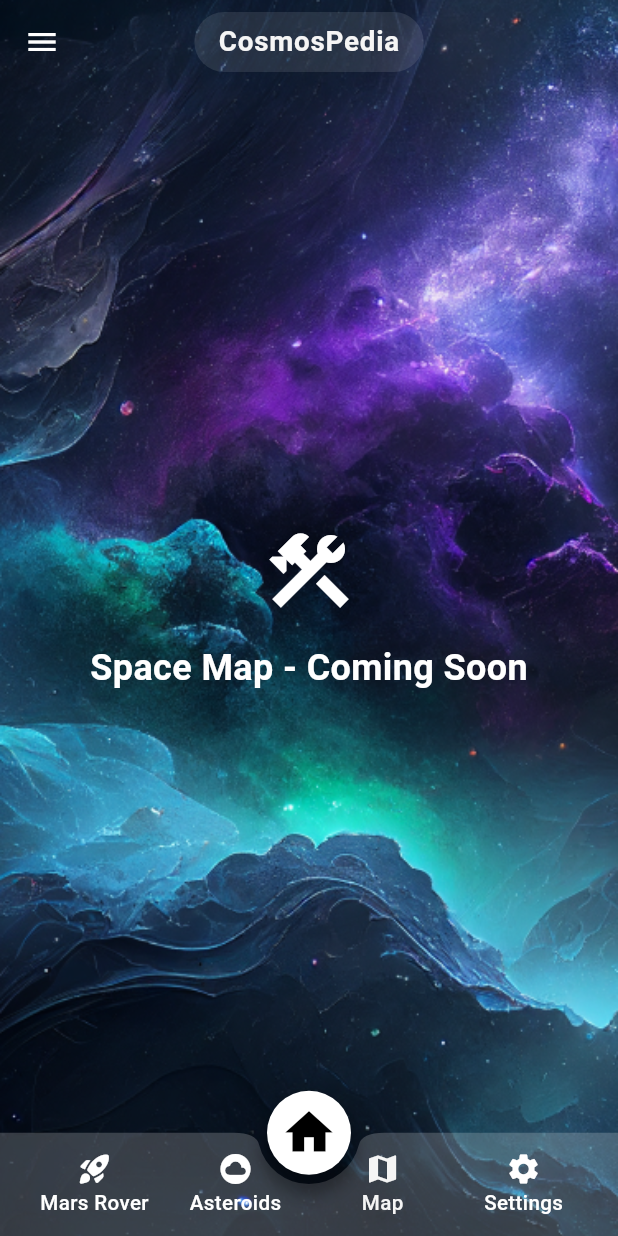
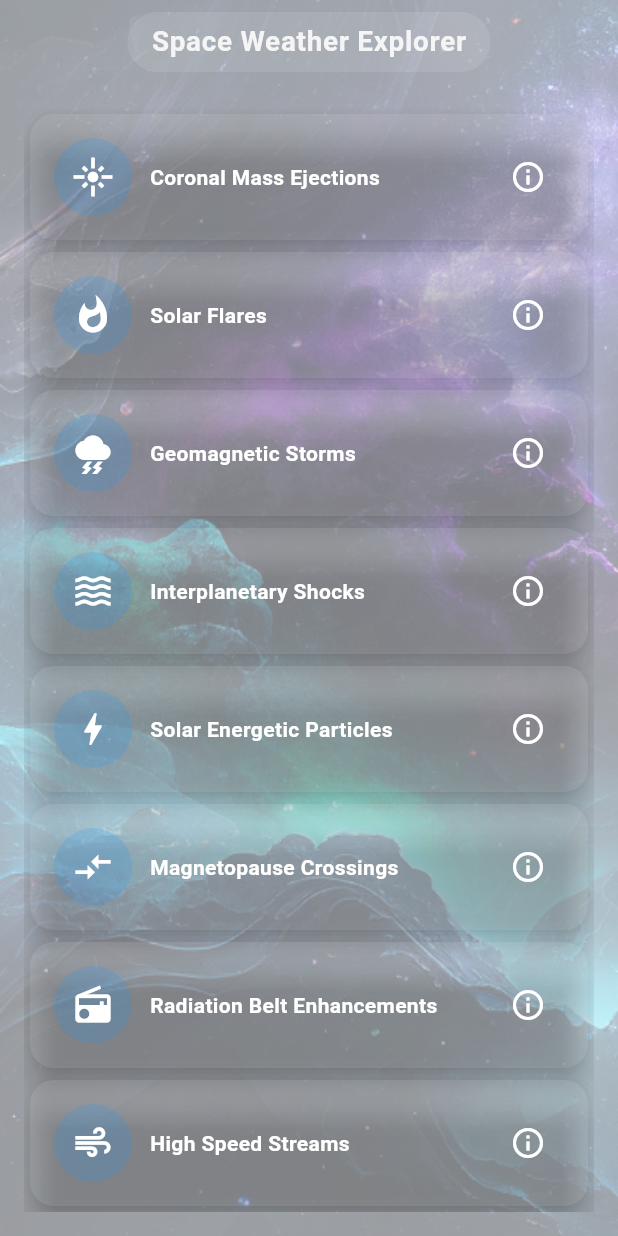
Before and after one commit to Vikas100702/Cosmospedia, a Flutter app: the HomeScreen screen opened directly, item 3 of the bottom bar chosen, on a phone screen of 412 x 824 dp. Run offline on Flutter 3.47's test engine with Material 3 defaults, Android fonts, the phone set to English and light mode, and no system bars; our stand-ins replace bloc, carousel_slider, equatable, file_picker, firebase_auth, firebase_core and 5 more; accounts and stored records are empty; network calls fail.

Commit message:
Adding space_weather_dashboard.dart

```diff
--- a/lib/blocs/home/home_state.dart
+++ b/lib/blocs/home/home_state.dart
@@ -2,7 +2,7 @@ import 'package:cosmospedia/data/models/apod.dart';
 import 'package:equatable/equatable.dart';
 
 enum HomeStatus { initial, loading, success, failure }
-enum CurrentScreen { home, marsRover, asteroids, map, settings }
+enum CurrentScreen { home, marsRover, asteroids, weather, settings }
 
 class HomeState extends Equatable {
   final HomeStatus status;
--- a/lib/data/models/mars/rover.dart
+++ b/lib/data/models/mars/rover.dart
@@ -10,7 +10,7 @@ class RoverModel extends Equatable {
   factory RoverModel.fromJson(Map<String, dynamic> json) {
     return RoverModel(
       photos: json['photos'] != null
-          ? List<Photos>.from(json['photos'].map((v) => Photos.fromJson(v)))
+          ? List<Photos>.from(json['photos'].weather((v) => Photos.fromJson(v)))
           : null,
     );
   }
--- a/lib/ui/components/bottom_navigation_bar/bottom_navigation_bar.dart
+++ b/lib/ui/components/bottom_navigation_bar/bottom_navigation_bar.dart
@@ -79,6 +79,7 @@ class CustomBottomNavigationBar extends StatelessWidget {
 // lib/ui/components/bottom_navigation_bar/bottom_navigation_bar.dart
 import 'package:cosmospedia/ui/screens/asteroids_screen/asteroids_screen.dart';
 import 'package:cosmospedia/ui/screens/rover_screen/rover_screen.dart';
+import 'package:cosmospedia/ui/screens/space_weather/space_weather_dashboard.dart';
 import 'package:cosmospedia/utils/size_config.dart';
 import 'package:flutter/material.dart';
 import 'package:flutter_bloc/flutter_bloc.dart';
@@ -145,12 +146,15 @@ class CustomBottomNavigationBar extends StatelessWidget {
               SizedBox(width: SizeConfig.width(1)),
               buildNavigationItem(
                 context,
-                Icons.map,
-                "Map",
-                state.currentScreen == CurrentScreen.map,
-                () => context
-                    .read<HomeBloc>()
-                    .add(SwitchScreen(CurrentScreen.map)),
+                Icons.cloud,
+                "Space Weather Explorer",
+                state.currentScreen == CurrentScreen.weather,
+                () => Navigator.push(
+                  context,
+                  MaterialPageRoute(
+                    builder: (context) => const SpaceWeatherDashboard(),
+                  ),
+                ),
               ),
               buildNavigationItem(
                 context,
--- a/lib/ui/screens/home_screen/home_screen.dart
+++ b/lib/ui/screens/home_screen/home_screen.dart
@@ -1,3 +1,4 @@
+import 'package:cosmospedia/ui/screens/asteroids_screen/asteroids_screen.dart';
 import 'package:cosmospedia/ui/screens/home_screen/home_content.dart';
 import 'package:cosmospedia/ui/screens/rover_screen/rover_screen.dart';
 import 'package:flutter/material.dart';
@@ -38,9 +39,9 @@ class HomeScreen extends StatelessWidget {
             currentScreen = const RoverScreen();
             break;
           case CurrentScreen.asteroids:
-            currentScreen = const ComingSoonScreen(title: "Weather");
+            currentScreen = const AsteroidsScreen();
             break;
-          case CurrentScreen.map:
+          case CurrentScreen.weather:
             currentScreen = const ComingSoonScreen(title: "Space Map");
             break;
           case CurrentScreen.settings:
--- /dev/null
+++ b/lib/ui/screens/space_weather/space_weather_dashboard.dart
@@ -0,0 +1,233 @@
+import 'package:cosmospedia/ui/components/custom_app_bar/custom_app_bar.dart';
+import 'package:cosmospedia/utils/app_colors.dart';
+import 'package:flutter/material.dart';
+
+class SpaceWeatherDashboard extends StatelessWidget {
+  const SpaceWeatherDashboard({super.key});
+
+  @override
+  Widget build(BuildContext context) {
+    final screenSize = MediaQuery.of(context).size;
+    final GlobalKey<ScaffoldState> scaffoldKey = GlobalKey<ScaffoldState>();
+
+    // List of space weather events with icons
+    final spaceEvents = [
+      {
+        'title': 'Coronal Mass Ejections',
+        'icon': Icons.flare,
+        'description': 'A CME is a massive burst of solar plasma and magnetic fields from the Sun’s surface. It can travel through space and, if directed at Earth, may disrupt satellites, GPS, and power systems. These fields tell us when and where the CME happened, which satellite observed it, and how it\'s linked to other solar events.',
+      },
+      {
+        'title': 'Solar Flares',
+        'icon': Icons.whatshot,
+        'description': 'Solar flares are sudden explosions of energy on the Sun, classified by their strength (X being the strongest). They can disrupt communication and navigation systems. These details explain when the flare occurred, how strong it was, and from which region of the Sun it came.',
+      },
+      {
+        'title': 'Geomagnetic Storms',
+        'icon': Icons.thunderstorm,
+        'description': 'A geomagnetic storm is a temporary disturbance of Earth\'s magnetic field caused by solar activity. It can affect power grids, satellite operations, and even cause auroras. The Kp index here tells how strong the storm was, and related events show what caused it.',
+      },
+      {
+        'title': 'Interplanetary Shocks',
+        'icon': Icons.waves,
+        'description': 'Interplanetary shocks are sudden disturbances in the solar wind, usually caused by fast CMEs. When they pass satellites or planets, they can impact space missions. These fields help locate when and where the shock was detected and what solar activity triggered it.',
+      },
+      {
+        'title': 'Solar Energetic Particles',
+        'icon': Icons.bolt,
+        'description': 'SEPs are high-energy particles ejected by solar flares or CMEs that travel through space. They can be dangerous for astronauts and satellites. This info tells when they were detected, what caused them, and where they were observed.',
+      },
+      {
+        'title': 'Magnetopause Crossings',
+        'icon': Icons.compare_arrows,
+        'description': 'SEPs are high-energy particles ejected by solar flares or CMEs that travel through space. They can be dangerous for astronauts and satellites. This info tells when they were detected, what caused them, and where they were observed.',
+      },
+      {
+        'title': 'Radiation Belt Enhancements',
+        'icon': Icons.radio,
+        'description': 'Radiation belts around Earth can become more intense due to space weather, which may damage spacecraft electronics. These enhancements are tracked to warn satellite operators. The data shows when the belts were energized and which satellite observed it.',
+      },
+      {
+        'title': 'High Speed Streams',
+        'icon': Icons.air,
+        'description': 'High-speed solar wind streams from coronal holes can stir up geomagnetic storms on Earth. These winds are not as explosive as CMEs but can still affect satellites and cause auroras. The fields indicate when this stream reached Earth and its possible source.',
+      },
+      {
+        'title': 'WSA+Enlil Simulations',
+        'icon': Icons.sim_card,
+        'description': 'This is a computer simulation predicting the path of a CME through space. It helps forecast when and where it might hit Earth or spacecraft. Users can see the estimated impact time, duration, and whether other planets or probes are affected too.',
+      },
+    ];
+
+    return Container(
+      decoration: const BoxDecoration(
+        image: DecorationImage(
+          fit: BoxFit.cover,
+          image: AssetImage("assets/background.png"),
+          opacity: 0.4,
+        ),
+      ),
+      child: Scaffold(
+        key: scaffoldKey,
+        backgroundColor: AppColors.transparentColor,
+        appBar: customAppBar(
+          scaffoldKey: scaffoldKey,
+          context: context,
+          titleWidget: Container(
+            padding: const EdgeInsets.symmetric(
+              horizontal: 16,
+              vertical: 8,
+            ),
+            decoration: BoxDecoration(
+              color: Colors.white.withOpacity(0.1),
+              borderRadius: BorderRadius.circular(20),
+            ),
+            child: Text(
+              'Space Weather Explorer',
+              style: TextStyle(
+                color: AppColors.backgroundLight,
+                fontWeight: FontWeight.w600,
+                fontSize: screenSize.width * 0.045,
+                letterSpacing: 0.5,
+              ),
+            ),
+          ),
+        ),
+        body: Padding(
+          padding: const EdgeInsets.all(16.0),
+          child: ListView.builder(
+            itemCount: spaceEvents.length,
+            itemBuilder: (context, index) {
+              final event = spaceEvents[index];
+              return _buildEventCard(
+                context,
+                title: event['title'] as String,
+                icon: event['icon'] as IconData,
+                description: event['description'] as String,
+                onTap: () {
+                  // Handle event card tap
+                },
+              );
+            },
+          ),
+        ),
+      ),
+    );
+  }
+
+  Widget _buildEventCard(
+    BuildContext context, {
+    required String title,
+    required IconData icon,
+    required String description,
+    required VoidCallback onTap,
+  }) {
+    return Card(
+      elevation: 8,
+      shape: RoundedRectangleBorder(
+        borderRadius: BorderRadius.circular(16),
+      ),
+      color: Colors.white.withOpacity(0.1),
+      child: InkWell(
+        borderRadius: BorderRadius.circular(16),
+        onTap: onTap,
+        child: Container(
+          padding: const EdgeInsets.all(16),
+          constraints: BoxConstraints(
+            minHeight: 0, // Remove minimum height constraint
+          ),
+          child: Row(
+            mainAxisSize: MainAxisSize.min, // Make column take minimum space
+            mainAxisAlignment: MainAxisAlignment.start,
+            children: [
+              Container(
+                padding: const EdgeInsets.all(12),
+                decoration: BoxDecoration(
+                  color: Colors.blue.withOpacity(0.2),
+                  shape: BoxShape.circle,
+                ),
+                child: Icon(
+                  icon,
+                  size: 28, // Reduced from 32
+                  color: Colors.white,
+                ),
+              ),
+              const SizedBox(width: 12), // Reduced from 16
+              Text(
+                title,
+                style: const TextStyle(
+                  color: Colors.white,
+                  fontSize: 14, // Reduced from 16
+                  fontWeight: FontWeight.bold,
+                ),
+                textAlign: TextAlign.left,
+              ),
+              const Spacer(), // Reduced from 8
+              IconButton(
+                  onPressed: () {
+                    _showDescriptionDialog(context, title, description);
+                  },
+                  icon: Icon(
+                    Icons.info_outline,
+                    color: Colors.white,
+                  ))
+            ],
+          ),
+        ),
+      ),
+    );
+  }
+
+  void _showDescriptionDialog(
+      BuildContext context, String title, String description) {
+    showDialog(
+      context: context,
+      builder: (BuildContext context) {
+        return Dialog(
+          backgroundColor: Colors.black.withOpacity(0.8),
+          shape: RoundedRectangleBorder(
+            borderRadius: BorderRadius.circular(16),
+          ),
+          child: Padding(
+            padding: const EdgeInsets.all(16.0),
+            child: Column(
+              mainAxisSize: MainAxisSize.min,
+              crossAxisAlignment: CrossAxisAlignment.start,
+              children: [
+                Text(
+                  title,
+                  style: const TextStyle(
+                    color: Colors.white,
+                    fontSize: 18,
+                    fontWeight: FontWeight.bold,
+                  ),
+                ),
+                const SizedBox(height: 16),
+                Text(
+                  description,
+                  style: const TextStyle(
+                    color: Colors.white70,
+                    fontSize: 14,
+                  ),
+                ),
+                const SizedBox(height: 24),
+                Align(
+                  alignment: Alignment.centerRight,
+                  child: TextButton(
+                    onPressed: () {
+                      Navigator.of(context).pop();
+                    },
+                    child: const Text(
+                      'Close',
+                      style: TextStyle(color: Colors.blue),
+                    ),
+                  ),
+                ),
+              ],
+            ),
+          ),
+        );
+      },
+    );
+  }
+}
```
Also changed, not shown: lib/ui/screens/asteroids_screen/asteroids_screen.dart (+18 -1 lines), pubspec.lock, 4 other files.
